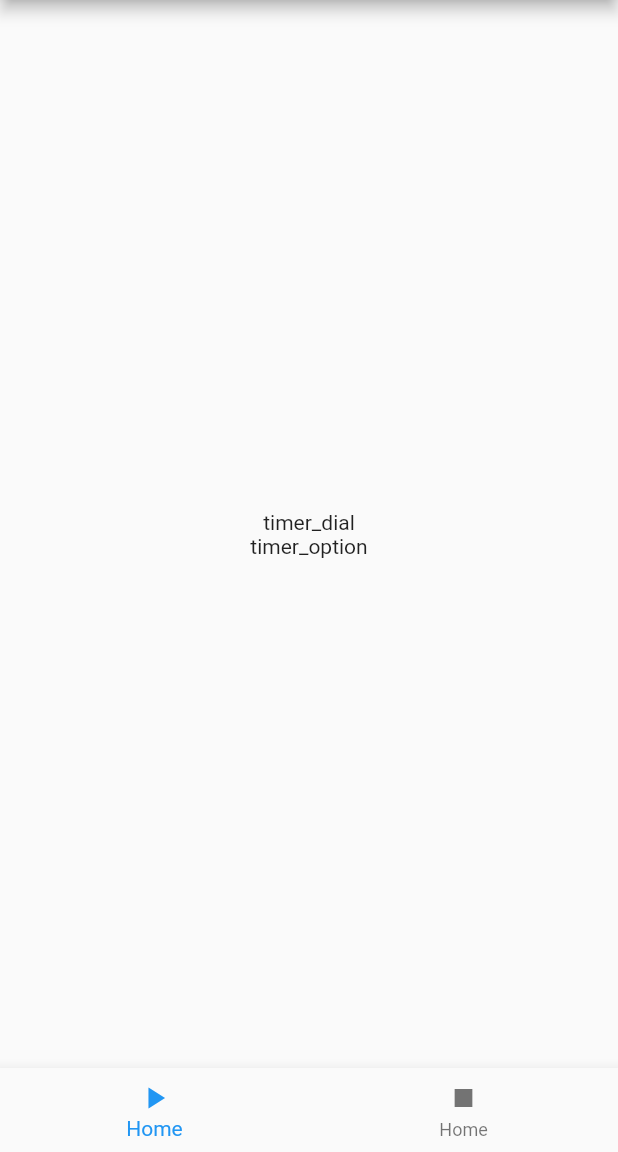
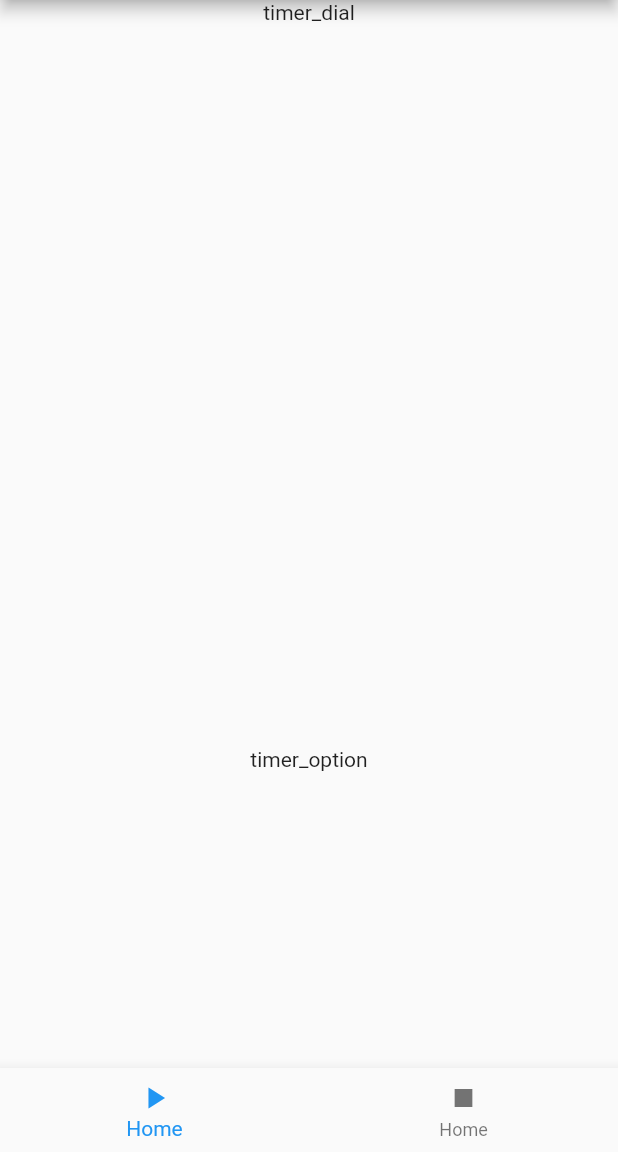
Before and after one commit to sakku-14/time_timer_app, a Flutter app: the screen it shows after launch, on a phone screen of 412 x 824 dp, the part 84-1236 px from its top. Run offline on Flutter 3.47's test engine with Material 2 defaults, Android fonts, the light colour scheme and no system bars.

Commit message:
ボディの割合を修正

```diff
--- a/lib/View/timer_body.dart
+++ b/lib/View/timer_body.dart
@@ -11,8 +11,14 @@ class TimerBody extends StatelessWidget {
       child: Column(
         mainAxisAlignment: MainAxisAlignment.center,
         children: <Widget>[
-          TimerDial(),
-          TimerOption(),
+          Expanded(
+            flex: 7,
+            child: TimerDial(),
+          ),
+          Expanded(
+            flex: 3,
+            child: TimerOption(),
+          )
         ],
       ),
     );
```
